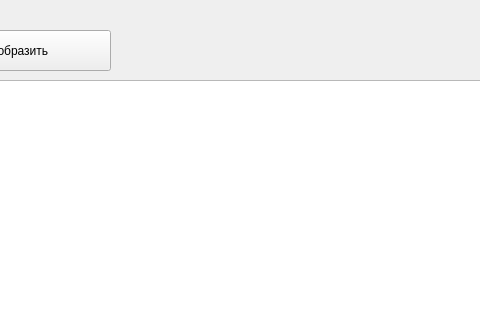
Above: main.ui from lapa25/Cofee before the change; both pictures show x 130 to 610 and y 0 to 320 of the 1500 by 800 pixel window. Below: the same form after it.
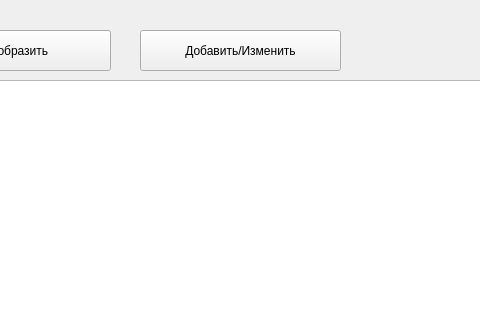
That is the form after the change.

```diff
--- a/main.ui
+++ b/main.ui
@@ -37,6 +37,19 @@
      <string>Отобразить</string>
     </property>
    </widget>
+   <widget class="QPushButton" name="pushButton_2">
+    <property name="geometry">
+     <rect>
+      <x>270</x>
+      <y>30</y>
+      <width>201</width>
+      <height>41</height>
+     </rect>
+    </property>
+    <property name="text">
+     <string>Добавить/Изменить</string>
+    </property>
+   </widget>
   </widget>
   <widget class="QMenuBar" name="menubar">
    <property name="geometry">
```
